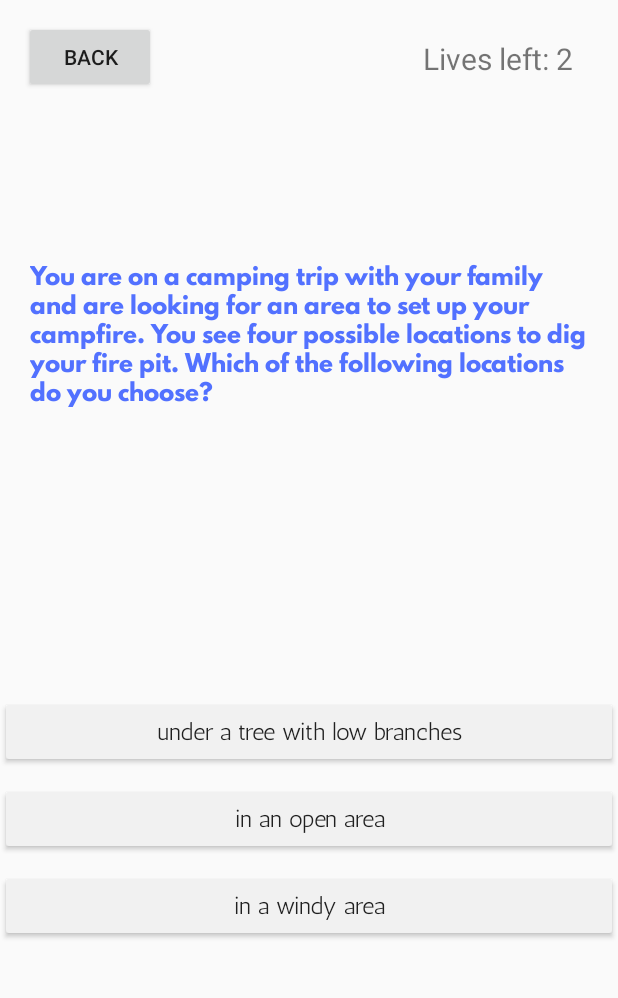
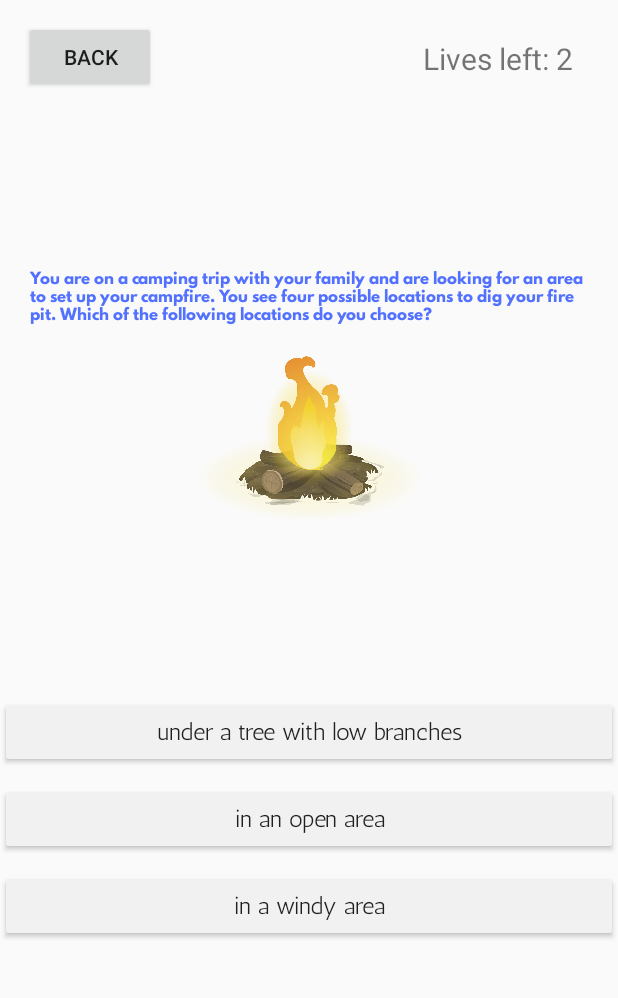
Before and after one commit to AngelaZhang123/Avert, an Android app: the CampfireActivity screen opened directly, with no data from a screen before it, on a phone screen of 412 x 824 dp, the part 189-1187 px from its top. Run offline under Robolectric (Android 15) with nearby library versions, the phone set to English and light mode, and no system bars.

Commit message:
simulation images added

```diff
--- a/app/src/main/java/com/example/extinguisher/CampfireActivity.java
+++ b/app/src/main/java/com/example/extinguisher/CampfireActivity.java
@@ -7,6 +7,7 @@ import android.os.Bundle;
 import android.view.View;
 import android.widget.Button;
 import android.widget.ImageButton;
+import android.widget.ImageView;
 import android.widget.TextView;
 import android.widget.Toast;
 
@@ -41,6 +42,10 @@ public class CampfireActivity extends AppCompatActivity {
             new Question(R.string.campfire5_text, 1)
     };
 
+    private int[] initialImages = new int[] {
+            R.drawable.campfiretwo, R.drawable.restroom, R.drawable.marshmallow_fire, R.drawable.campfiretwo, R.drawable.embers
+    };
+
     @Override
     protected void onCreate(Bundle savedInstanceState) {
         super.onCreate(savedInstanceState);
@@ -54,6 +59,7 @@ public class CampfireActivity extends AppCompatActivity {
         mNextButton = (ImageButton) findViewById(R.id.next_button);
         mLivesText = (TextView)findViewById(R.id.cf_lives_text);
         updateQuestion();
+        updatePicture();
 
         mAButton.setOnClickListener(new View.OnClickListener(){
             @Override
@@ -125,11 +131,17 @@ public class CampfireActivity extends AppCompatActivity {
         mBButton.setText(mAnswerArr[mCurrIndex][1]);
         mCButton.setText(mAnswerArr[mCurrIndex][2]);
         updateLives();
+        updatePicture();
     }
 
     private void updateLives() {
         mLivesText.setText("Lives left: " + lives);
         if(lives == 0) gameOver();
+    }
+
+    private void updatePicture() {
+        ImageView img= (ImageView) findViewById(R.id.campfire_image);
+        img.setImageResource(initialImages[mCurrIndex]);
     }
 
     private void gameOver() {
--- a/app/src/main/res/layout/activity_campfire.xml
+++ b/app/src/main/res/layout/activity_campfire.xml
@@ -45,17 +45,25 @@
         android:layout_height="wrap_content"
         android:layout_marginStart="20dp"
         android:layout_marginLeft="20dp"
-        android:layout_marginTop="50dp"
         android:layout_marginEnd="20dp"
         android:layout_marginRight="20dp"
         android:fontFamily="@font/leaguespartan"
         android:textColor="@color/blue"
-        android:textSize="15sp"
+        android:textSize="10sp"
         app:layout_constraintBottom_toTopOf="@+id/campfirea_button"
         app:layout_constraintEnd_toEndOf="parent"
         app:layout_constraintHorizontal_bias="0.0"
         app:layout_constraintStart_toStartOf="parent"
         app:layout_constraintTop_toTopOf="parent" />
+
+    <ImageView
+        android:id="@+id/campfire_image"
+        android:layout_width="150dp"
+        android:layout_height="150dp"
+        android:src="@drawable/campfiretwo"
+        app:layout_constraintEnd_toEndOf="parent"
+        app:layout_constraintStart_toStartOf="parent"
+        app:layout_constraintTop_toBottomOf="@id/question_text_view" />
 
     <Button
         android:id="@+id/campfireb_button"
```
Also changed, not shown: app/src/main/java/com/example/extinguisher/EQLevel1Activity.java (+13 -0 lines), app/src/main/java/com/example/extinguisher/EQLevel2Activity.java (+11 -0 lines), app/src/main/java/com/example/extinguisher/HouseActivity.java (+16 -0 lines), app/src/main/res/layout/activity_e_q_level1.xml (+10 -0 lines), app/src/main/res/layout/activity_e_q_level2.xml (+9 -0 lines), app/src/main/res/layout/activity_house.xml (+9 -1 lines), app/src/main/res/drawable/man.png.
